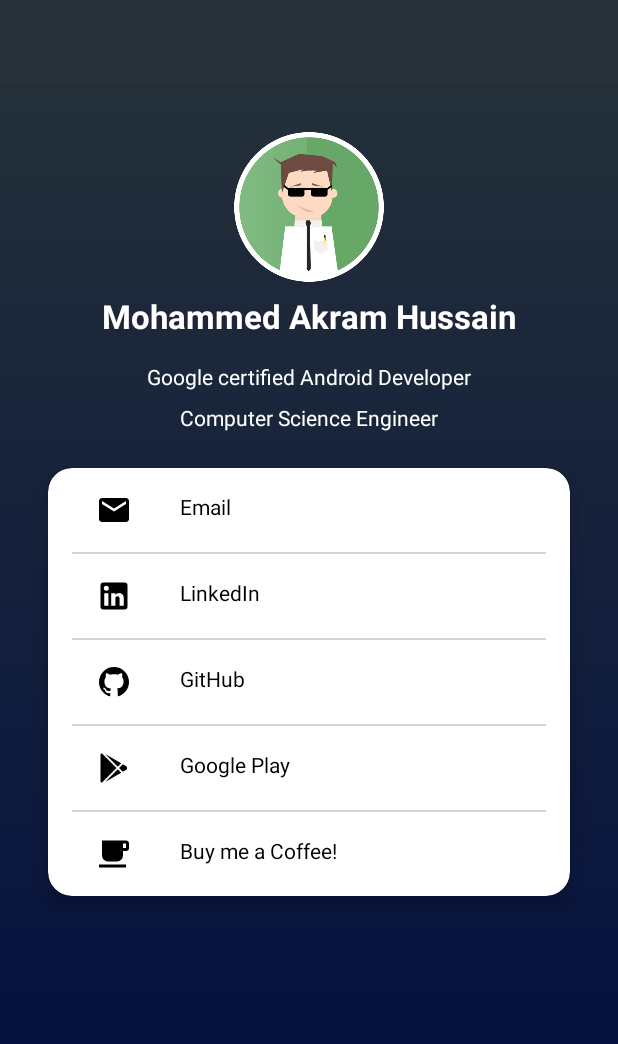
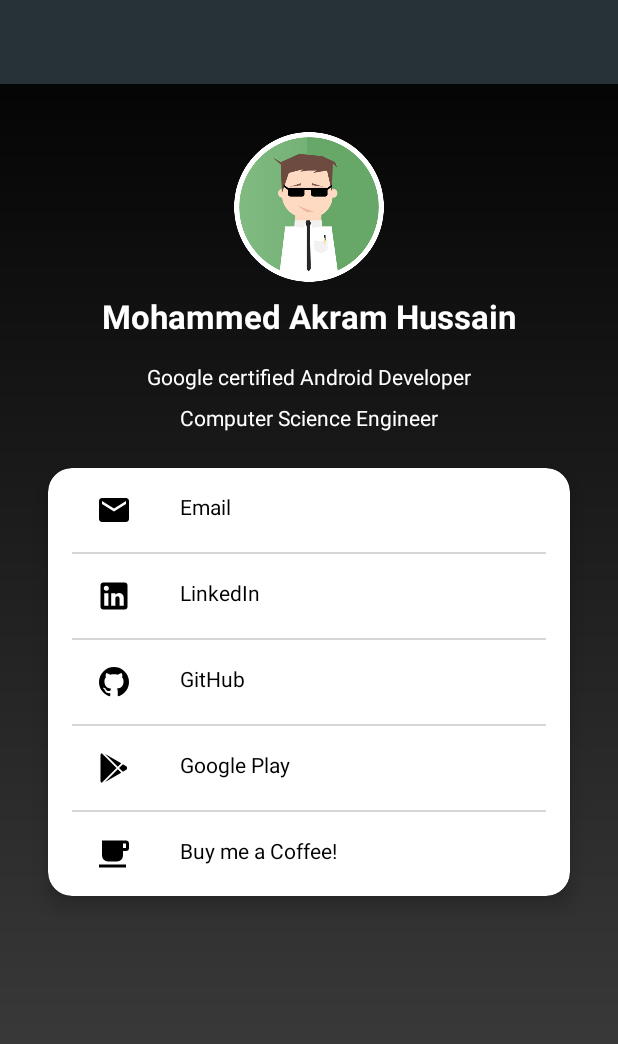
Before and after one commit to Akramhussain4/podcast-app, an Android app: the layout activity_about.xml on its own in the app's theme, with its tools: preview values and no code run, on a phone screen of 412 x 824 dp. Shown: the top 1044 px of the screen. Run offline under Robolectric (Android 15) with nearby library versions, the phone set to English and light mode, and no system bars.

Commit message:
fix : Handle crashes

```diff
--- a/app/src/main/AndroidManifest.xml
+++ b/app/src/main/AndroidManifest.xml
@@ -62,6 +62,9 @@
             android:name="com.google.android.gms.ads.APPLICATION_ID"
             android:value="ca-app-pub-4616631912723447~5997887514" />
 
+        <meta-data
+            android:name="io.fabric.ApiKey"
+            android:value="1e05205058b4cee5000ee8408907027e606d3f1d" />
     </application>
 
 </manifest>
--- a/app/src/main/java/com/hussain/podcastapp/PodPlayApplication.java
+++ b/app/src/main/java/com/hussain/podcastapp/PodPlayApplication.java
@@ -1,11 +1,16 @@
 package com.hussain.podcastapp;
 
 import android.app.Application;
+
+import com.crashlytics.android.Crashlytics;
+
+import io.fabric.sdk.android.Fabric;
 
 public class PodPlayApplication extends Application {
 
     @Override
     public void onCreate() {
         super.onCreate();
+        Fabric.with(this, new Crashlytics());
     }
 }
--- a/app/src/main/java/com/hussain/podcastapp/adapter/EpisodeAdapter.java
+++ b/app/src/main/java/com/hussain/podcastapp/adapter/EpisodeAdapter.java
@@ -48,7 +48,7 @@ public class EpisodeAdapter extends RecyclerView.Adapter<EpisodeAdapter.EpisodeV
         GlideApp.with(mContext)
                 .load(item.getImage())
                 .centerCrop()
-                .placeholder(R.color.colorPrimary)
+                .placeholder(R.drawable.about_background)
                 .diskCacheStrategy(DiskCacheStrategy.ALL)
                 .into(episodeViewHolder.mThumb);
         episodeViewHolder.itemView.setOnClickListener(view -> {
--- a/app/src/main/java/com/hussain/podcastapp/adapter/PodcastAdapter.java
+++ b/app/src/main/java/com/hussain/podcastapp/adapter/PodcastAdapter.java
@@ -52,7 +52,7 @@ public class PodcastAdapter extends RecyclerView.Adapter<PodcastAdapter.PodcastV
         final Entry item = mFilteredList.get(i);
         GlideApp.with(mContext)
                 .load(mFilteredList.get(i).getImage().get(2).getLabel())
-                .placeholder(R.color.colorPrimary)
+                .placeholder(R.drawable.about_background)
                 .diskCacheStrategy(DiskCacheStrategy.ALL)
                 .listener(GlidePalette.with(mFilteredList.get(i).getImage().get(2).getLabel())
                         .intoCallBack(palette -> {
--- a/app/src/main/java/com/hussain/podcastapp/customview/CustomBottomSheet.java
+++ b/app/src/main/java/com/hussain/podcastapp/customview/CustomBottomSheet.java
@@ -42,7 +42,7 @@ public class CustomBottomSheet {
         tvSummary.setText(item.getSummary().getLabel());
         GlideApp.with(activity)
                 .load(artWork)
-                .placeholder(R.color.colorPrimary)
+                .placeholder(R.drawable.about_background)
                 .diskCacheStrategy(DiskCacheStrategy.ALL)
                 .into(ivThumbnail);
         if (btView != null) {
--- a/app/src/main/java/com/hussain/podcastapp/ui/EpisodesActivity.java
+++ b/app/src/main/java/com/hussain/podcastapp/ui/EpisodesActivity.java
@@ -83,7 +83,7 @@ public class EpisodesActivity extends BaseActivity implements EpisodeAdapter.Epi
             rvEpisodes.setLayoutManager(new LinearLayoutManager(this));
         }
         mInterstitialAd = new InterstitialAd(this);
-        mInterstitialAd.setAdUnitId("ca-app-pub-3940256099942544/1033173712");
+        mInterstitialAd.setAdUnitId("ca-app-pub-4616631912723447/5671156240");
         mInterstitialAd.loadAd(new AdRequest.Builder().build());
     }
 
--- a/app/src/main/java/com/hussain/podcastapp/ui/PlayerActivity.java
+++ b/app/src/main/java/com/hussain/podcastapp/ui/PlayerActivity.java
@@ -94,7 +94,7 @@ public class PlayerActivity extends BaseActivity {
 
     private void initializePlayer() {
         if (mBound) {
-            SimpleExoPlayer mPlayer = mService.getplayerInstance();
+            SimpleExoPlayer mPlayer = mService.getPlayerInstance();
             mPlayerView.setPlayer(mPlayer);
         }
     }
@@ -112,7 +112,7 @@ public class PlayerActivity extends BaseActivity {
         mTvSummary.setText(Html.fromHtml(mSummary));
         GlideApp.with(this)
                 .load(mImage)
-                .placeholder(R.color.colorPrimary)
+                .placeholder(R.drawable.about_background)
                 .diskCacheStrategy(DiskCacheStrategy.ALL)
                 .into(mIvThumb);
     }
--- a/app/src/main/res/drawable/about_background.xml
+++ b/app/src/main/res/drawable/about_background.xml
@@ -3,8 +3,8 @@
 
     <gradient
         android:angle="90"
-        android:endColor="@color/colorPrimary"
-        android:startColor="#000C40"
+        android:endColor="#000000"
+        android:startColor="#434343"
         android:type="linear" />
     <corners android:radius="0dp" />
 </shape>
--- /dev/null
+++ b/app/src/main/res/drawable/ic_close_white_24dp.xml
@@ -0,0 +1,10 @@
+<vector xmlns:android="http://schemas.android.com/apk/res/android"
+    android:width="24dp"
+    android:height="24dp"
+    android:tint="#FFFFFF"
+    android:viewportWidth="24.0"
+    android:viewportHeight="24.0">
+    <path
+        android:fillColor="#FF000000"
+        android:pathData="M19,6.41L17.59,5 12,10.59 6.41,5 5,6.41 10.59,12 5,17.59 6.41,19 12,13.41 17.59,19 19,17.59 13.41,12z" />
+</vector>
--- a/app/src/main/res/layout-land/activity_player.xml
+++ b/app/src/main/res/layout-land/activity_player.xml
@@ -46,7 +46,7 @@
             android:layout_marginTop="8dp"
             android:layout_marginEnd="8dp"
             ads:adSize="BANNER"
-            ads:adUnitId="ca-app-pub-3940256099942544/6300978111"
+            ads:adUnitId="ca-app-pub-4616631912723447/5783886638"
             ads:layout_constraintEnd_toEndOf="parent"
             ads:layout_constraintStart_toEndOf="@+id/ivThumbnail"
             ads:layout_constraintTop_toBottomOf="@+id/tvTitle" />
--- a/app/src/main/res/layout-sw600dp/activity_player.xml
+++ b/app/src/main/res/layout-sw600dp/activity_player.xml
@@ -69,7 +69,7 @@
             android:layout_marginTop="8dp"
             android:layout_marginEnd="8dp"
             ads:adSize="BANNER"
-            ads:adUnitId="ca-app-pub-3940256099942544/6300978111"
+            ads:adUnitId="ca-app-pub-4616631912723447/5783886638"
             ads:layout_constraintEnd_toEndOf="parent"
             ads:layout_constraintStart_toEndOf="@+id/ivThumbnail"
             ads:layout_constraintTop_toTopOf="@+id/guideline" />
--- a/app/src/main/res/layout/activity_player.xml
+++ b/app/src/main/res/layout/activity_player.xml
@@ -40,7 +40,7 @@
             android:layout_height="wrap_content"
             android:layout_gravity="center"
             ads:adSize="BANNER"
-            ads:adUnitId="ca-app-pub-3940256099942544/6300978111" />
+            ads:adUnitId="ca-app-pub-4616631912723447/5783886638" />
 
 
         <TextView
@@ -57,7 +57,7 @@
             android:layout_width="wrap_content"
             android:layout_height="wrap_content"
             android:layout_gravity="center"
-            android:layout_margin="@dimen/dp_16"
+            android:layout_margin="@dimen/dp_8"
             android:scrollbars="none">
 
             <TextView
--- a/app/src/main/res/values/styles.xml
+++ b/app/src/main/res/values/styles.xml
@@ -6,6 +6,7 @@
         <item name="colorAccent">@color/colorAccent</item>
         <item name="android:windowContentTransitions">true</item>
         <item name="drawerArrowStyle">@style/MaterialDrawer.DrawerArrowStyle</item>
+        <item name="android:searchViewStyle">@style/Widget.AppCompat.SearchView.</item>
     </style>
 
     <style name="TransparentLoadingAnimation" parent="android:Theme.Dialog">
@@ -18,11 +19,14 @@
         <item name="android:colorBackgroundCacheHint">@null</item>
     </style>
 
+    <style name="Widget.AppCompat.SearchView." parent="android:Widget.Material.SearchView">
+        <item name="android:searchIcon">@drawable/ic_search_white_24dp</item>
+        <item name="android:closeIcon">@drawable/ic_close_white_24dp</item>
+    </style>
     <style name="MaterialDrawer.DrawerArrowStyle" parent="Widget.AppCompat.DrawerArrowToggle">
         <item name="spinBars">false</item>
         <item name="color">@android:color/white</item>
     </style>
-
     <style name="AppTheme.Toolbar" parent="AppTheme">
         <item name="android:textColorPrimary">@color/colorWhite</item>
         <item name="android:textColorSecondary">@color/colorWhite</item>
```
Also changed, not shown: app/build.gradle (+21 -0 lines), app/src/main/java/com/hussain/podcastapp/service/AudioPlayerService.java (+15 -14 lines), app/src/main/java/com/hussain/podcastapp/service/JobScheduler.java (+6 -1 lines), app/src/main/java/com/hussain/podcastapp/ui/MainActivity.java (+3 -4 lines), 1 other file.
